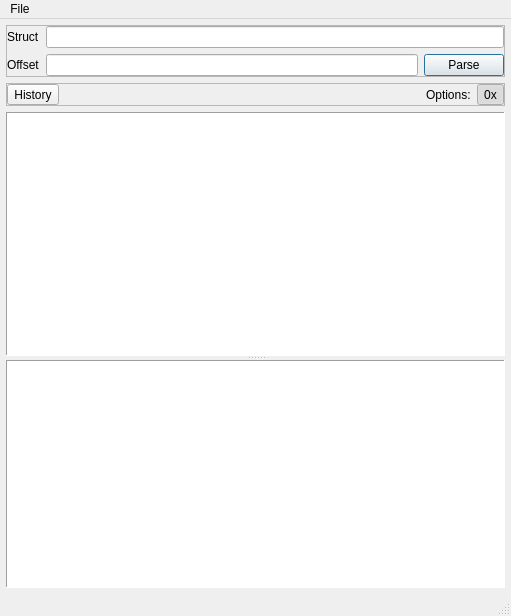
Old version of the form view/BinView.ui in the repository ukyouz/Visual-Studio-Debug-Tools.
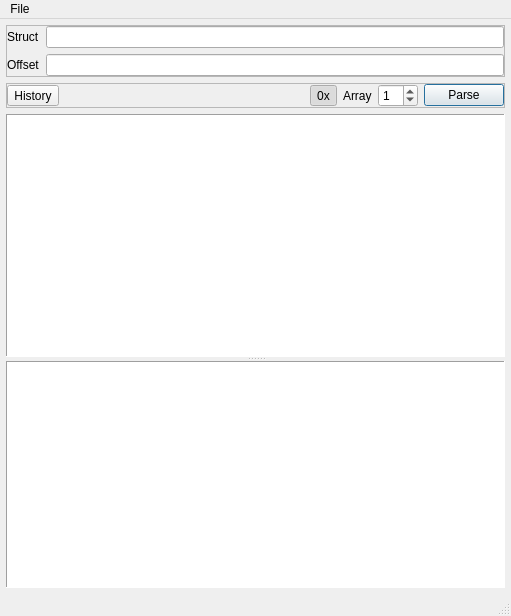
New version of the form. Icons and pictures are not drawn.

Commit message: support parse struct array

Patch:
```diff
--- a/view/BinView.ui
+++ b/view/BinView.ui
@@ -69,29 +69,6 @@
              </property>
             </widget>
            </item>
-           <item row="1" column="1">
-            <widget class="QLineEdit" name="lineOffset">
-             <property name="sizePolicy">
-              <sizepolicy hsizetype="Expanding" vsizetype="Fixed">
-               <horstretch>1</horstretch>
-               <verstretch>0</verstretch>
-              </sizepolicy>
-             </property>
-            </widget>
-           </item>
-           <item row="1" column="2">
-            <widget class="QPushButton" name="btnParse">
-             <property name="text">
-              <string>Parse</string>
-             </property>
-             <property name="autoDefault">
-              <bool>true</bool>
-             </property>
-             <property name="default">
-              <bool>true</bool>
-             </property>
-            </widget>
-           </item>
            <item row="0" column="1" colspan="2">
             <widget class="QLineEdit" name="lineStruct">
              <property name="frame">
@@ -99,6 +76,16 @@
              </property>
             </widget>
            </item>
+           <item row="1" column="1" colspan="2">
+            <widget class="QLineEdit" name="lineOffset">
+             <property name="sizePolicy">
+              <sizepolicy hsizetype="Expanding" vsizetype="Fixed">
+               <horstretch>1</horstretch>
+               <verstretch>0</verstretch>
+              </sizepolicy>
+             </property>
+            </widget>
+           </item>
           </layout>
          </widget>
         </item>
@@ -149,13 +136,6 @@
              </property>
             </spacer>
            </item>
-           <item>
-            <widget class="QLabel" name="label_3">
-             <property name="text">
-              <string>Options:</string>
-             </property>
-            </widget>
-           </item>
            <item>
             <widget class="QToolButton" name="btnToggleHex">
              <property name="text">
@@ -172,6 +152,57 @@
              </property>
             </widget>
            </item>
+           <item>
+            <widget class="QLabel" name="label_3">
+             <property name="text">
+              <string>Array</string>
+             </property>
+            </widget>
+           </item>
+           <item>
+            <widget class="QSpinBox" name="spinParseCount">
+             <property name="sizePolicy">
+              <sizepolicy hsizetype="Preferred" vsizetype="Fixed">
+               <horstretch>0</horstretch>
+               <verstretch>0</verstretch>
+              </sizepolicy>
+             </property>
+             <property name="minimumSize">
+              <size>
+               <width>40</width>
+               <height>0</height>
+              </size>
+             </property>
+             <property name="toolTip">
+              <string>Parse Option: Count</string>
+             </property>
+             <property name="suffix">
+              <string/>
+             </property>
+             <property name="prefix">
+              <string/>
+             </property>
+             <property name="maximum">
+              <number>999999999</number>
+             </property>
+             <property name="value">
+              <number>1</number>
+             </property>
+            </widget>
+           </item>
+           <item>
+            <widget class="QPushButton" name="btnParse">
+             <property name="text">
+              <string>Parse</string>
+             </property>
+             <property name="autoDefault">
+              <bool>true</bool>
+             </property>
+             <property name="default">
+              <bool>true</bool>
+             </property>
+            </widget>
+           </item>
           </layout>
          </widget>
         </item>
```
Left out of the diff: 5 changed lines with no effect on the pictures. The commit also changes 6 other files.
